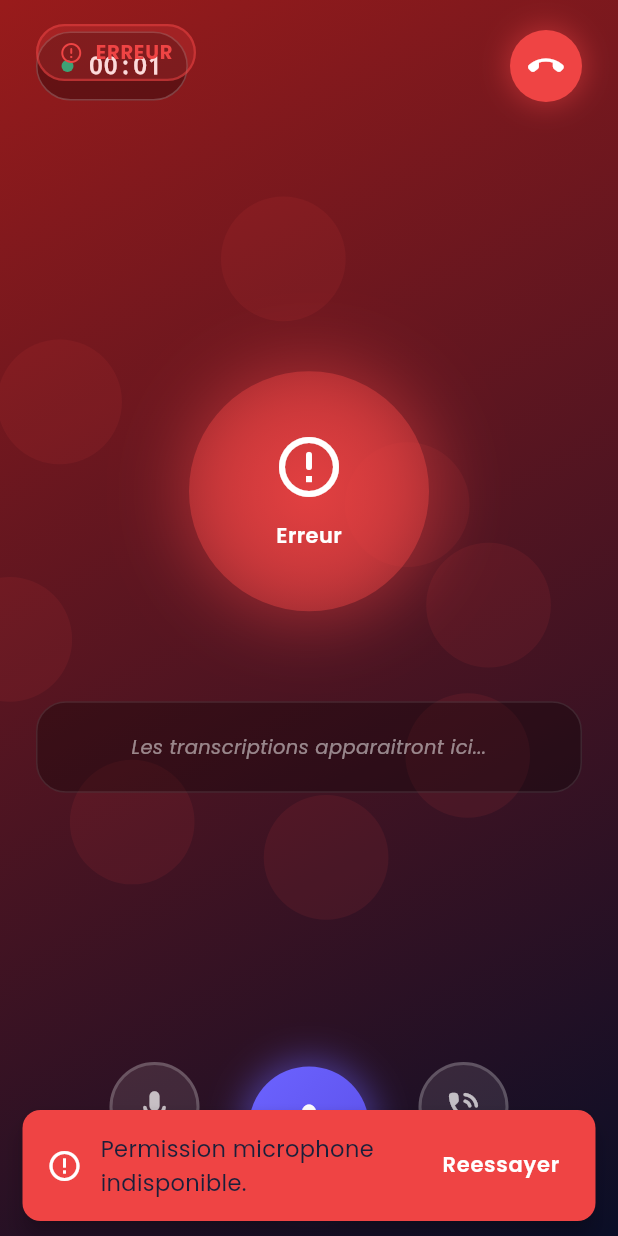
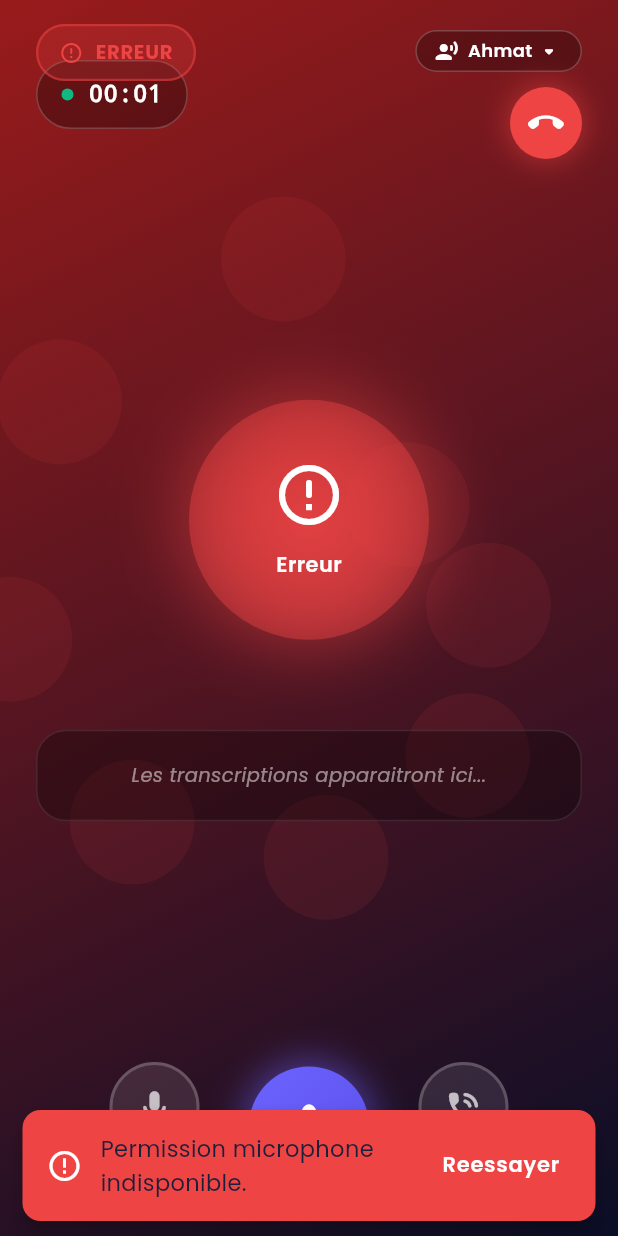
Before and after one commit to faycalhabibahmatalbachar/sayibi-ai, a Flutter app: the VoiceCallScreen screen opened directly, on a phone screen of 412 x 824 dp. Run offline on Flutter 3.47's test engine with Material 3 defaults, Android fonts, the phone set to English and light mode, and no system bars; drawn by our look-alikes of avatar_glow, flutter_animate; our stand-ins replace animated_text_kit, audioplayers, cached_network_image, dio, file_picker, firebase_core and 11 more; missing offline and left inert: dart:html, photo_manager, record, telephony; accounts and stored records are empty.

Commit message:
Mise ajour appel vocal

```diff
--- a/lib/features/voice/screens/voice_call_screen.dart
+++ b/lib/features/voice/screens/voice_call_screen.dart
@@ -408,6 +408,7 @@ class _VoiceCallScreenState extends ConsumerState<VoiceCallScreen>
 
   @override
   Widget build(BuildContext context) {
+    final voiceState = ref.watch(voiceProvider);
     return Scaffold(
       body: AnimatedContainer(
         duration: const Duration(milliseconds: 600),
@@ -423,7 +424,10 @@ class _VoiceCallScreenState extends ConsumerState<VoiceCallScreen>
               Column(
                 children: [
                   const SizedBox(height: 20),
-                  _buildHeader(),
+                  _buildHeader(
+                    selectedVoice: voiceState.selectedVoice,
+                    onVoiceChanged: (v) => ref.read(voiceProvider.notifier).setSelectedVoice(v),
+                  ),
                   const Spacer(),
                   AIVoiceBubble(
                     state: _currentState,
@@ -468,7 +472,10 @@ class _VoiceCallScreenState extends ConsumerState<VoiceCallScreen>
     );
   }
 
-  Widget _buildHeader() {
+  Widget _buildHeader({
+    required String selectedVoice,
+    required ValueChanged<String> onVoiceChanged,
+  }) {
     return Padding(
       padding: const EdgeInsets.symmetric(horizontal: 24),
       child: Row(
@@ -512,6 +519,14 @@ class _VoiceCallScreenState extends ConsumerState<VoiceCallScreen>
               ),
             ),
           ),
+          Column(
+            crossAxisAlignment: CrossAxisAlignment.end,
+            children: [
+              _buildVoiceSelector(
+                selectedVoice: selectedVoice,
+                onVoiceChanged: onVoiceChanged,
+              ),
+              const SizedBox(height: 10),
               Semantics(
                 label: 'Terminer l appel',
                 button: true,
@@ -533,6 +548,7 @@ class _VoiceCallScreenState extends ConsumerState<VoiceCallScreen>
                     ),
                     child: const Icon(Icons.call_end_rounded, color: Colors.white, size: 24),
                   ),
+                ),
               )
                   .animate(onPlay: (controller) => controller.repeat(reverse: true))
                   .scale(
@@ -540,8 +556,54 @@ class _VoiceCallScreenState extends ConsumerState<VoiceCallScreen>
                     end: const Offset(1.05, 1.05),
                     duration: 1500.ms,
                   ),
+            ],
           ),
         ],
+      ),
+    );
+  }
+
+  Widget _buildVoiceSelector({
+    required String selectedVoice,
+    required ValueChanged<String> onVoiceChanged,
+  }) {
+    final currentLabel = sayibiVoiceOptions[selectedVoice] ?? 'Voix';
+    return Container(
+      padding: const EdgeInsets.symmetric(horizontal: 12, vertical: 4),
+      decoration: BoxDecoration(
+        color: Colors.black.withOpacity(0.28),
+        borderRadius: BorderRadius.circular(24),
+        border: Border.all(color: Colors.white.withOpacity(0.22), width: 1),
+      ),
+      child: PopupMenuButton<String>(
+        padding: EdgeInsets.zero,
+        tooltip: 'Choisir la voix',
+        onSelected: onVoiceChanged,
+        itemBuilder: (_) => sayibiVoiceOptions.entries
+            .map(
+              (e) => PopupMenuItem<String>(
+                value: e.key,
+                child: Text(e.value),
+              ),
+            )
+            .toList(),
+        child: Row(
+          mainAxisSize: MainAxisSize.min,
+          children: [
+            const Icon(Icons.record_voice_over_rounded, color: Colors.white, size: 16),
+            const SizedBox(width: 6),
+            Text(
+              currentLabel,
+              style: const TextStyle(
+                color: Colors.white,
+                fontSize: 12,
+                fontWeight: FontWeight.w600,
+              ),
+            ),
+            const SizedBox(width: 2),
+            const Icon(Icons.arrow_drop_down_rounded, color: Colors.white, size: 18),
+          ],
+        ),
       ),
     );
   }
```
Also changed, not shown: lib/features/voice/providers/voice_provider.dart (+39 -3 lines), 1 other file. Lines whose indentation alone changed are shown as unchanged.
